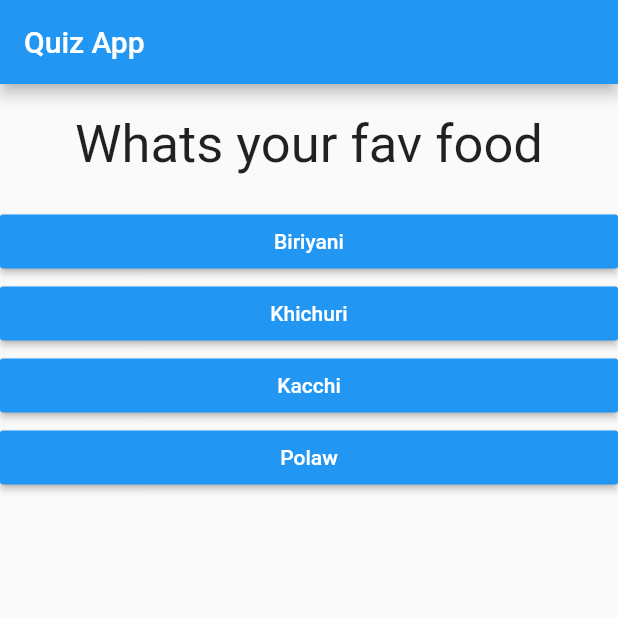
After one commit to touhid-jisan/flutter-apps, a Flutter app: the screen it shows after launch, on a phone screen of 412 x 824 dp, the top half of it. The commit adds this screen. Run offline on Flutter 3.47's test engine with Material 2 defaults, Android fonts, the phone set to English and light mode, and no system bars.

Commit message:
Quiz app - Result widget added and Reset Quiz function added

```diff
--- a/quiz_app/lib/main.dart
+++ b/quiz_app/lib/main.dart
@@ -1,6 +1,6 @@
 import 'package:flutter/material.dart';
-import './question.dart';
-import './answer.dart';
+import './result.dart';
+import './quiz.dart';
 
 void main() => runApp(MyApp());
 
@@ -12,43 +12,49 @@ class MyApp extends StatefulWidget {
 }
 class MyAppState extends State<MyApp> {
 
-  void answerQuestion() {
+  final _questions = const[ //if i use "const [" than we can not add value
+      {'questionText' : 'Whats your fav food',
+        'answerText' : [{'text':'Biriyani', 'score':6}, {'text':'Khichuri', 'score': 8}, {'text':'Kacchi', 'score': 10},{'text':'Polaw', 'score': 4}]
+      },
+      {'questionText' : 'Whats your fav color',
+        'answerText': [{'text':'Red', 'score': 6}, {'text': 'Black', 'score': 8}, {'text':'Blue','score': 10}, {'text':'Pink', 'score':4}]
+      },
+      {'questionText' : 'Whats your fav animal',
+        'answerText': [{'text': 'Cat','score': 10}, {'text': 'Dog', 'score': 8}, {'text': 'Bird', 'score': 6}, {'text': 'Snake', 'score': 4}]
+      },
+      {'questionText' : 'Whats your fav instructor',
+        'answerText': [{'text': 'Masx', 'score': 10}, {'text': 'Maxs', 'score': 8}, {'text': 'Mxas', 'score':6}, {'text': 'Mxsa', 'score':4}]
+      },
+    ];
+  var index = 0;
+
+  void resetQuiz() {
+    setState(() {
+      index = 0;
+      totalScore = 0;
+    });
+  }
+
+  var totalScore = 0;
+  void _answerQuestion(int score) {
+    totalScore += score;
     setState(() {
       index = index+1;
     });
     print(index);
   }
 
-  var index = 0;
   Widget build(BuildContext context) {
-    var questions = [
-      {'questionText' : 'Whats your fav food',
-        'answerText' : ['Biriyani', 'Khichuri', 'Kacchi','Polaw']
-      },
-      {'questionText' : 'Whats your fav color',
-        'answerText': ['Red', 'Black', 'Blue', '  Pink']
-      },
-      {'questionText' : 'Whats your fav animal',
-        'answerText': ['Cat', 'Dog', 'Bird', 'Snake']
-      },
-      {'questionText' : 'Whats your fav instructor',
-        'answerText': ['Masx', 'Maxs', 'Mxas', 'Mxsa']
-      },
-    ];
+
 
     return MaterialApp(
       home: Scaffold(
         appBar: AppBar(
           title: Text('Quiz App'),
         ),
-        body: Column(
-          children: <Widget>[
-            Question(questions[index]['questionText']),
-            ...(questions[index]['answerText'] as List<String>).map((answer) {
-              return Answer(answerQuestion, answer);
-            }).toList(),
-          ],
-        ),
+        body:index < _questions.length
+         ? Quiz(answerQuestion: _answerQuestion, questions: _questions, questionIndex: index)
+         : Result(totalScore, resetQuiz)
       ),
     );
   }
--- /dev/null
+++ b/quiz_app/lib/quiz.dart
@@ -0,0 +1,26 @@
+import 'package:flutter/material.dart';
+import './question.dart';
+import './answer.dart';
+class Quiz extends StatelessWidget {
+  final List<Map<String, Object>> questions;
+  final Function answerQuestion;
+  final int questionIndex;
+  Quiz({
+    @required this.answerQuestion,
+    @required this.questions,
+    @required this.questionIndex
+    });
+
+  @override
+  Widget build(BuildContext context) {
+    return
+      Column(
+          children: <Widget>[
+            Question(questions[questionIndex]['questionText']),
+            ...(questions[questionIndex]['answerText'] as List<Map<String, Object>>).map((answer) {
+              return Answer(() => answerQuestion(answer['score']), answer['text']);
+            }).toList(),
+          ],
+        );
+  }
+}
```
Also changed, not shown: quiz_app/lib/result.dart (added, +44 -0 lines).
